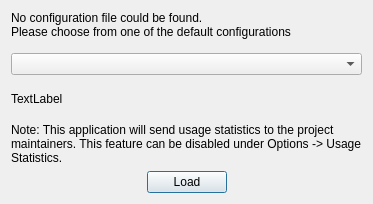
First picture: the form in ground/gcs/src/plugins/coreplugin/dialogs/importsettings.ui, repository d-ronin/dRonin, before the edit.
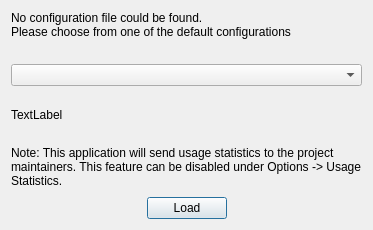
Second picture: the form after the edit.

Commit message: make importsettings 26px taller

```diff
--- a/ground/gcs/src/plugins/coreplugin/dialogs/importsettings.ui
+++ b/ground/gcs/src/plugins/coreplugin/dialogs/importsettings.ui
@@ -7,7 +7,7 @@
     <x>0</x>
     <y>0</y>
     <width>373</width>
-    <height>204</height>
+    <height>230</height>
    </rect>
   </property>
   <property name="windowTitle">
```
